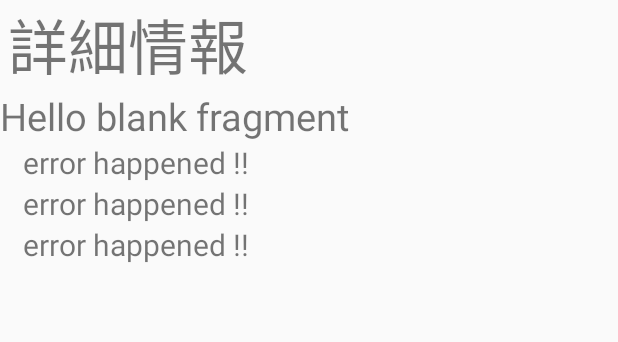
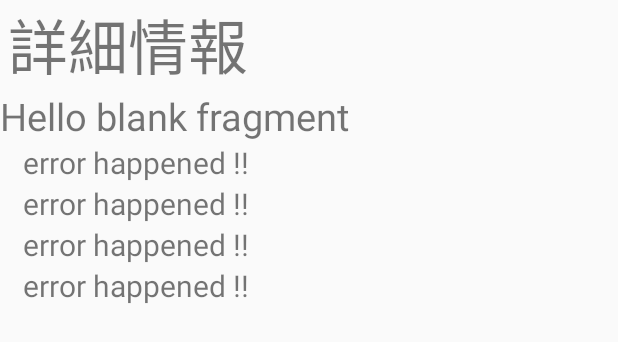
Before and after one commit to gitogitton/MyProject2, an Android app: the layout fragment_detail_info.xml on its own in the app's theme, with its tools: preview values and no code run, on a phone screen of 412 x 824 dp. Shown: the top 342 px of the screen. Run offline under Robolectric (Android 15) with nearby library versions, the phone set to English and light mode, and no system bars.

Commit message:
クラス名を表示に追加。しかし、表示できてない。けれどUpしておく。

```diff
--- a/app/src/main/java/com/example/user/myproject2/PageFragment_1.java
+++ b/app/src/main/java/com/example/user/myproject2/PageFragment_1.java
@@ -137,6 +137,7 @@ public class PageFragment_1 extends Fragment {
                         detailInfo.setPackageName( textView );
                         detailInfo.setPid( app.pid );
                         detailInfo.setProcessName( app.processName );
+                        detailInfo.setClassName( app.getClass().getName() );
                         Log.d( CLASS_NAME, "packageName : " + textView.getText().toString() );
                         //get memory info
                         pIds[ 0 ] = app.pid;
--- a/app/src/main/res/layout/fragment_detail_info.xml
+++ b/app/src/main/res/layout/fragment_detail_info.xml
@@ -50,4 +50,13 @@
         android:paddingEnd="5sp"
         android:text="@string/error" />
 
+    <TextView
+        android:id="@+id/class_name"
+        android:layout_width="match_parent"
+        android:layout_height="wrap_content"
+        android:textSize="20sp"
+        android:paddingStart="15sp"
+        android:paddingEnd="5sp"
+        android:text="@string/error" />
+
 </LinearLayout>
```
Also changed, not shown: app/src/main/java/com/example/user/myproject2/DetailInfo.java (+10 -0 lines), app/src/main/java/com/example/user/myproject2/DetailInfoFragment.java (+7 -2 lines).
